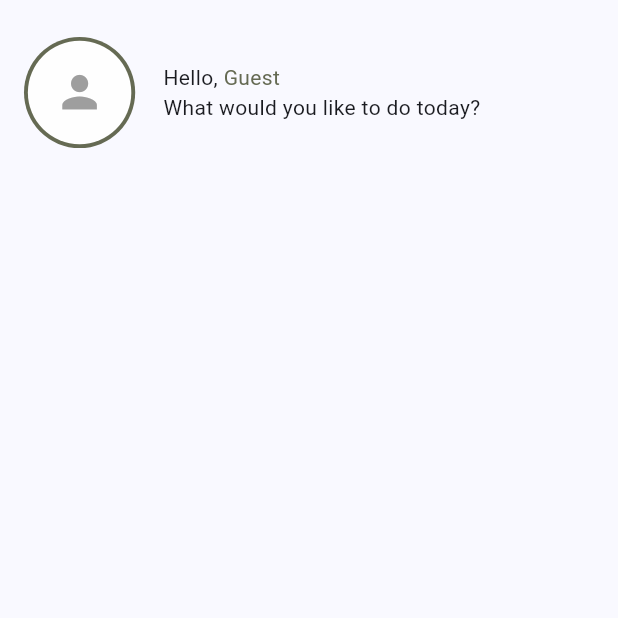
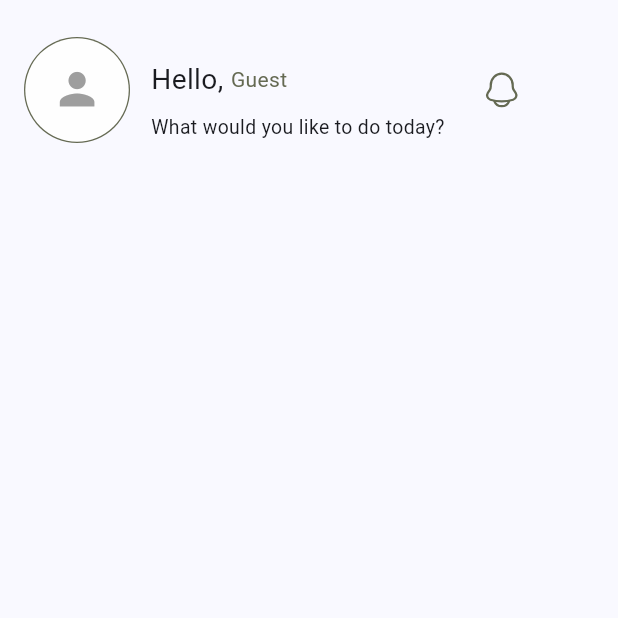
Before and after one commit to RanaAlharbi/Nafoud-mobile-app, a Flutter app: the HomeScreen screen opened by its route, on a phone screen of 412 x 824 dp, the top half of it. Run offline on Flutter 3.47's test engine with Material 3 defaults, Android fonts, the phone set to English and light mode, and no system bars; our stand-ins replace bloc, cached_network_image, dart_mappable, dartz, dio, easy_localization and 16 more; missing offline and left inert: flutter_ai_toolkit, jumping_dot; accounts and stored records are empty; generated files the repository leaves out were written again; network calls fail; project files that could hold a hidden picture were left out.

Commit message:
Shows PFP & Name. and icon bell

```diff
--- a/lib/core/app_theme/app_colors/app_colors.dart
+++ b/lib/core/app_theme/app_colors/app_colors.dart
@@ -13,7 +13,14 @@ class AppColors {
   static const Color whiteText = Color(0xFFFFFFFF);
   static const Color yellowText = Color(0xFFFFB703);
 
-  // Figma Colors
-  static const Color primaryColor = Color.fromRGBO(101, 106, 83, 1);
-  static const Color secondaryColor = Color(0xFFFFFFFF);
+  /// Figma Colors
+    // Priamary Color
+  static const Color primaryColor = Color.fromRGBO(101, 106, 83, 1);  // Ghusen
+    // Secondry Colors
+  static const Color khuzamaColor = Color.fromRGBO(108, 98, 165, 1);  // Khuzama
+  static const Color doohbanColor = Color.fromRGBO(194, 164, 128, 1); // Doohban
+    // Natural Colors
+  static const Color whiteColor = Color(0xFFFFFFFF); // Light color
+  static const Color blackColor = Color(0x00000000); // Dark Color
+
 }
--- /dev/null
+++ b/lib/features/home/presentation_layer/cubit/home_user_info_state.dart
@@ -0,0 +1,23 @@
+part of 'home_user_info_cubit.dart';
+
+abstract class HomeUserInfoState extends Equatable {
+  const HomeUserInfoState();
+
+  @override
+  List<Object?> get props => [];
+}
+
+class HomeUserInfoInitial extends HomeUserInfoState {}
+
+class HomeUserInfoLoaded extends HomeUserInfoState {
+  final String fullName;
+  final String? avatarUrl;
+
+  const HomeUserInfoLoaded({
+    required this.fullName,
+    this.avatarUrl,
+  });
+
+  @override
+  List<Object?> get props => [fullName, avatarUrl];
+}
--- a/lib/features/home/presentation_layer/pages/home_screen.dart
+++ b/lib/features/home/presentation_layer/pages/home_screen.dart
@@ -5,8 +5,9 @@ import 'package:final_project/features/events/presentation_layer/cubit/event_cub
 import 'package:final_project/features/events/domain_layer/usecase/events_usecase.dart';
 import 'package:final_project/core/di/configure_dependencies.dart';
 import 'package:flutter_screenutil/flutter_screenutil.dart';
+import 'package:flutter_svg/flutter_svg.dart';
 import 'package:gap/gap.dart';
-import 'package:final_project/features/profile/presentation_layer/cubit/profile_cubit.dart';
+import 'package:final_project/features/home/presentation_layer/cubit/home_user_info_cubit.dart';
 import 'package:final_project/features/profile/domain_layer/usecase/profile_usecase.dart';
 import 'package:get_it/get_it.dart';
 
@@ -21,7 +22,8 @@ class HomeScreen extends StatelessWidget {
           create: (_) => EventCubit(getIt<EventsUsecase>())..loadedEvents(),
         ),
         BlocProvider(
-          create: (_) => ProfileCubit(GetIt.I.get<ProfileUsecase>())..loadProfile(),
+          create: (_) =>
+              HomeUserInfoCubit(GetIt.I.get<ProfileUsecase>())..loadUserInfo(),
         ),
       ],
       child: Scaffold(
@@ -31,27 +33,33 @@ class HomeScreen extends StatelessWidget {
             child: Column(
               children: [
                 Gap(10.h),
-                BlocBuilder<ProfileCubit, ProfileState>(
-                  buildWhen: (previous, current) => previous != current,
+                BlocBuilder<HomeUserInfoCubit, HomeUserInfoState>(
                   builder: (context, state) {
-                    final profile = state is ProfileLoaded ? state.profile : null;
+                    // Extract user info from loaded state, or use defaults
+                    final String fullName = state is HomeUserInfoLoaded
+                        ? state.fullName
+                        : "Guest";
+                    final String? avatarUrl = state is HomeUserInfoLoaded
+                        ? state.avatarUrl
+                        : null;
 
                     return Row(
+                      spacing: 15.w,
                       children: [
                         // Image Area
                         CircleAvatar(
                           // Cover Image
                           backgroundColor: Color.fromRGBO(101, 106, 83, 1),
-                          radius: 43.h,
+                          radius: 41.h,
 
                           // The image itself
                           child: CircleAvatar(
                             backgroundColor: Color.fromRGBO(254, 254, 254, 1),
                             radius: 40.h,
-                            backgroundImage: profile?.avatarUrl != null
-                                ? NetworkImage(profile!.avatarUrl!)
+                            backgroundImage: avatarUrl != null
+                                ? NetworkImage(avatarUrl)
                                 : null,
-                            child: profile?.avatarUrl == null
+                            child: avatarUrl == null
                                 ? Icon(
                                     Icons.person,
                                     size: 40.h,
@@ -60,22 +68,32 @@ class HomeScreen extends StatelessWidget {
                                 : null,
                           ),
                         ),
-                        Padding(padding: EdgeInsets.only(left: 20.w)),
                         Column(
-                          crossAxisAlignment: .start,
+                          crossAxisAlignment: CrossAxisAlignment.start,
                           children: [
+                            Gap(15.h),
                             Row(
                               children: [
-                                Text("Hello, "),
                                 Text(
-                                  profile?.fullName ?? "Guest",
-                                  style: TextStyle(color: AppColors.primaryColor),
+                                  "Hello, ",
+                                  style: TextStyle(fontSize: 20.w),
+                                ),
+                                Text(
+                                  fullName,
+                                  style: TextStyle(
+                                    color: AppColors.primaryColor,
+                                  ),
                                 ),
                               ],
                             ),
-                            Text("What would you like to do today?"),
+                            Gap(10.h),
+                            Text(
+                              "What would you like to do today?",
+                              style: TextStyle(fontSize: 15.h),
+                            ),
                           ],
                         ),
+                        IconButton(onPressed: (){}, icon: SvgPicture.asset("./Assets/icons/Bell.svg"))
                       ],
                     );
                   },
```
Also changed, not shown: lib/features/home/presentation_layer/cubit/home_user_info_cubit.dart (added, +43 -0 lines), lib/features/profile/presentation_layer/pages/profile_screen.dart (+17 -17 lines), Assets/icons/Bell.svg (added), lib/core/di/configure_dependencies.config.dart.
